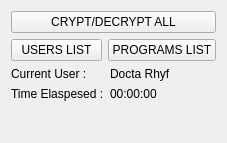
This is formmain.ui in doctarhyf/krypto as Qt 5 draws it before an edit. The edited form follows.
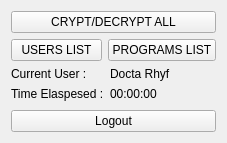
This is the edited form.

What changed in the file:
```diff
--- a/formmain.ui
+++ b/formmain.ui
@@ -71,6 +71,13 @@
      </item>
     </layout>
    </item>
+   <item>
+    <widget class="QPushButton" name="pushButtonLogout">
+     <property name="text">
+      <string>Logout</string>
+     </property>
+    </widget>
+   </item>
   </layout>
  </widget>
  <resources/>
```
Left out of the diff: 2 changed lines with no effect on the pictures.
